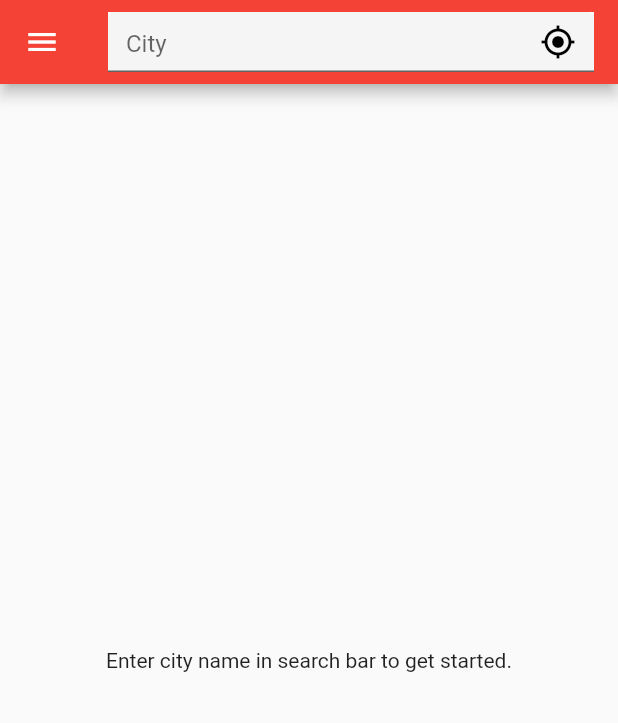
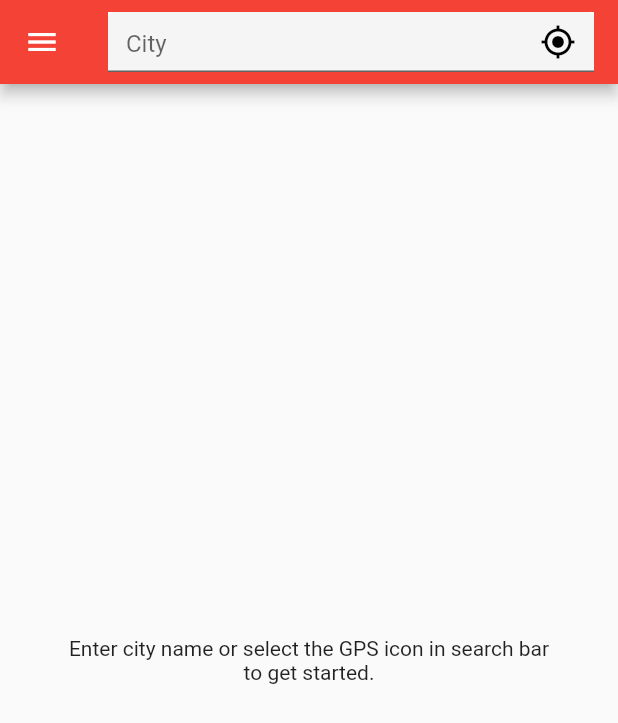
Before and after one commit to marwfair/very_good_weather, a Flutter app: the screen it shows after launch, on a phone screen of 412 x 824 dp. Shown: the top 723 px of the screen. Run offline on Flutter 3.47's test engine with Material 2 defaults, Android fonts, the phone set to English and light mode, and no system bars; our stand-ins replace bloc, equatable, flutter_bloc, flutter_svg, geolocator, hydrated_bloc; missing offline and left inert: flutter_services_binding; generated files the repository leaves out were written again.

Commit message:
Refresh weather on launch and stop updating search bar while loading.

```diff
--- a/lib/l10n/arb/app_en.arb
+++ b/lib/l10n/arb/app_en.arb
@@ -48,7 +48,7 @@
   "@unknownState": {
     "description": "Text for the Unknown Weather State."
   },
-  "getStartedMessage": "Enter city name in search bar to get started.",
+  "getStartedMessage": "Enter city name or select the GPS icon in search bar to get started.",
   "@getStartedMessage": {
     "description": "Text for the initial state."
   },
--- a/lib/weather/view/weather_page.dart
+++ b/lib/weather/view/weather_page.dart
@@ -10,8 +10,22 @@ import 'package:very_good_weather/weather/widgets/search_bar.dart';
 import 'package:very_good_weather/weather/widgets/temperature_unit_selector.dart';
 import 'package:very_good_weather/weather/widgets/weather_forecast.dart';
 
-class WeatherPage extends StatelessWidget {
+class WeatherPage extends StatefulWidget {
   const WeatherPage({Key? key}) : super(key: key);
+
+  @override
+  WeatherPageState createState() => WeatherPageState();
+}
+
+class WeatherPageState extends State<WeatherPage> {
+  @override
+  void didChangeDependencies() {
+    super.didChangeDependencies();
+
+    if (context.read<WeatherCubit>().state.status == WeatherStatus.success) {
+      context.read<WeatherCubit>().refreshWeather();
+    }
+  }
 
   @override
   Widget build(BuildContext context) {
@@ -163,7 +177,13 @@ class WeatherPage extends StatelessWidget {
               switch (state.status) {
                 case WeatherStatus.initial:
                   return Center(
-                    child: Text(context.l10n.getStartedMessage),
+                    child: Padding(
+                      padding: const EdgeInsets.all(40),
+                      child: Text(
+                        context.l10n.getStartedMessage,
+                        textAlign: TextAlign.center,
+                      ),
+                    ),
                   );
                 case WeatherStatus.loading:
                   return const Center(child: CircularProgressIndicator());
@@ -172,7 +192,10 @@ class WeatherPage extends StatelessWidget {
                 case WeatherStatus.failure:
                   if (state.forecast.isEmpty) {
                     return Center(
-                      child: Text(context.l10n.errorMessage),
+                      child: Padding(
+                        padding: const EdgeInsets.all(40),
+                        child: Text(context.l10n.errorMessage),
+                      ),
                     );
                   } else {
                     return WeatherForecast(forecast: state.forecast);
--- a/lib/weather/widgets/search_bar.dart
+++ b/lib/weather/widgets/search_bar.dart
@@ -27,6 +27,9 @@ class SearchBarState extends State<SearchBar> {
   @override
   Widget build(BuildContext context) {
     return BlocBuilder<WeatherCubit, WeatherState>(
+      buildWhen: (WeatherState previousState, WeatherState currentState) {
+        return currentState.status != WeatherStatus.loading;
+      },
       builder: (BuildContext context, WeatherState state) {
         final location =
             state.forecast.isNotEmpty ? state.forecast.first.location : null;
```
